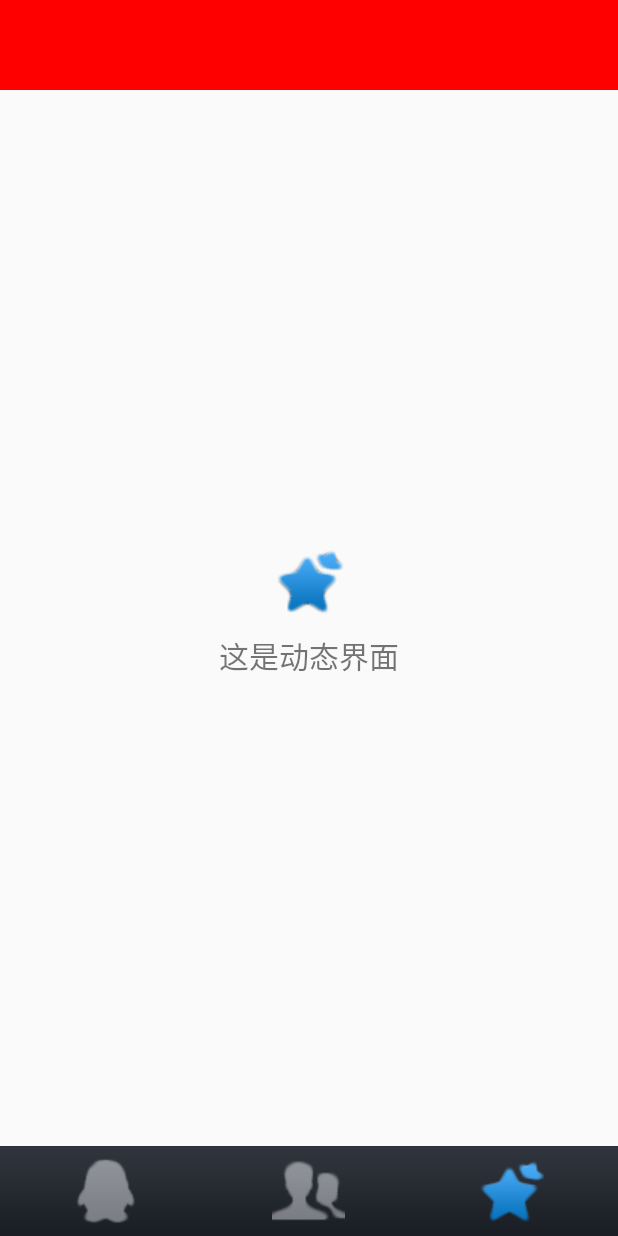
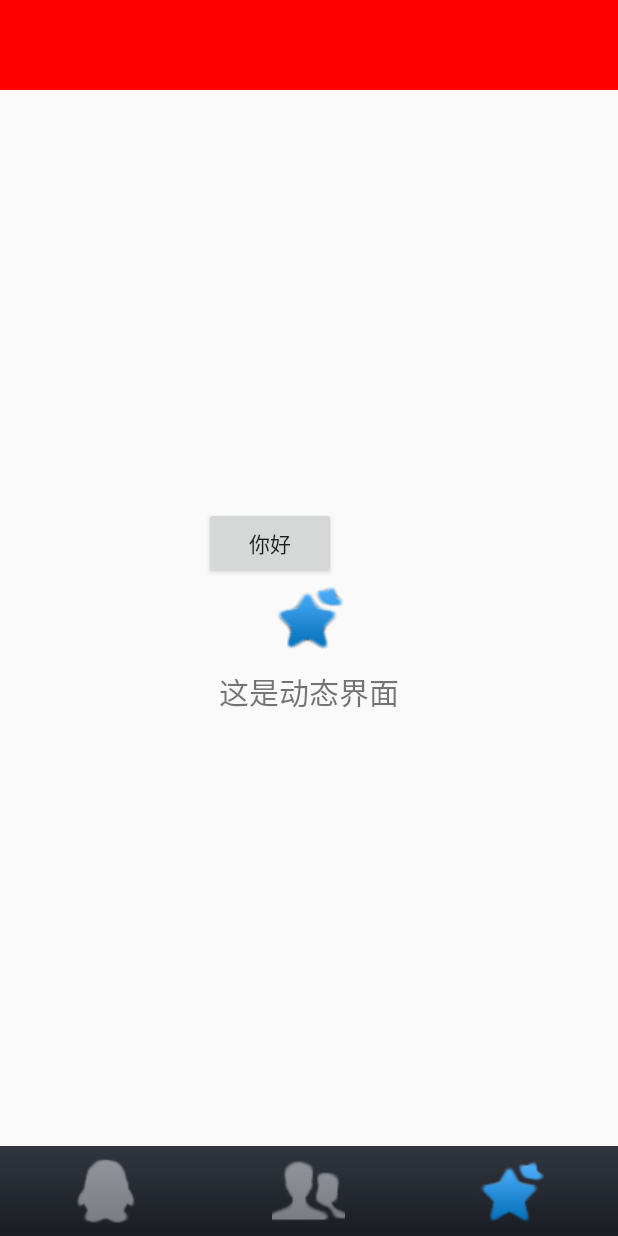
Before and after one commit to Tattao/FragmentDemo, an Android app: the screen it shows after launch (MainActivity), after a tap on "动态", on a phone screen of 412 x 824 dp. Run offline under Robolectric (Android 15) with nearby library versions, the phone set to English and light mode, and no system bars; 2 other taps on this screen came first.

Commit message:
Update news_layout.xml

```diff
--- a/app/src/main/res/layout/news_layout.xml
+++ b/app/src/main/res/layout/news_layout.xml
@@ -8,6 +8,10 @@
         android:layout_height="wrap_content"
         android:layout_centerInParent="true"
         android:orientation="vertical" >
+
+        <Button android:layout_width="wrap_content"
+            android:layout_height="wrap_content"
+            android:text="你好"/>
 
         <ImageView
             android:layout_width="wrap_content"
```
